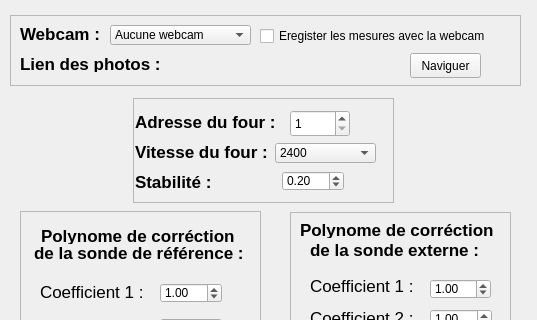
Above: src/config.ui from ludovicl/Examesure-Linux before the change; both pictures show x 0 to 537 and y 0 to 320 of the 537 by 506 pixel window. Below: the same form after it.
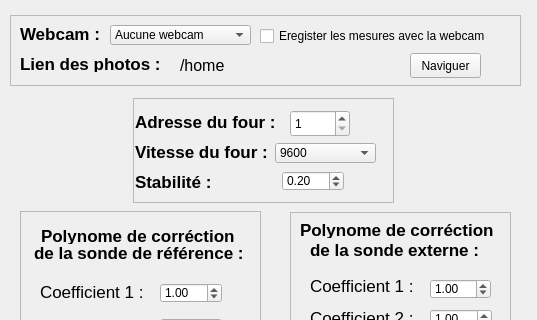
That is the form after the change.

Commit message: fichier config fonctionne, bug avec le singleton et classe Four

Patch:
```diff
--- a/src/config.ui
+++ b/src/config.ui
@@ -116,7 +116,7 @@
      </font>
     </property>
     <property name="text">
-     <string/>
+     <string>/home</string>
     </property>
    </widget>
    <widget class="QCheckBox" name="checkBox">
@@ -173,6 +173,11 @@
      <height>20</height>
     </rect>
    </property>
+   <item>
+    <property name="text">
+     <string>9600</string>
+    </property>
+   </item>
    <item>
     <property name="text">
      <string>2400</string>
```
Left out of the diff: 5 changed lines with no effect on the pictures. The commit also changes 31 other files.
